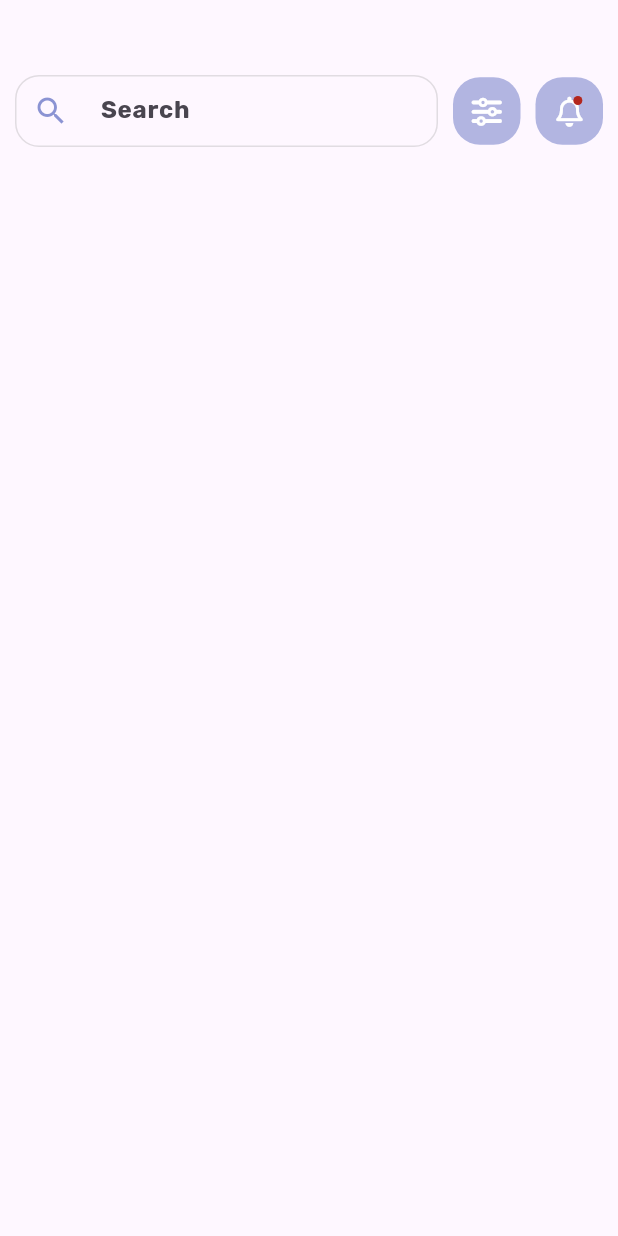
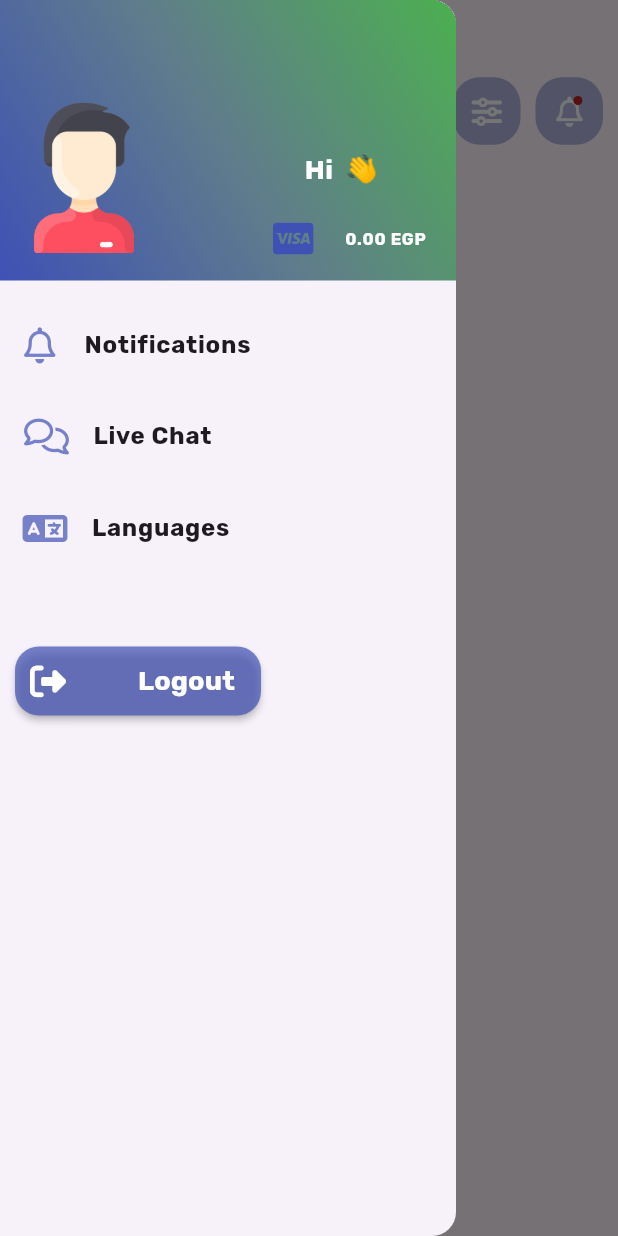
Before and after one commit to Hossam-Samin/phoenix, a Flutter app: the AlertsScreen screen opened directly, with the side drawer open (before the commit the screen has no drawer), on a phone screen of 412 x 824 dp. Run offline on Flutter 3.47's test engine with Material 3 defaults, Android fonts, the phone set to English and light mode, and no system bars; our stand-ins replace country_code_picker, flutter_bloc, flutter_spinkit, flutter_svg, font_awesome_flutter, local_auth.

Commit message:
commit to fixed ui and start design home screen

```diff
--- a/lib/screens/screens_bottom_navigation_bar/home_screen.dart
+++ b/lib/screens/screens_bottom_navigation_bar/home_screen.dart
@@ -1,5 +1,6 @@
 import 'package:flutter/material.dart';
 import 'package:font_awesome_flutter/font_awesome_flutter.dart';
+import 'package:phoenix/widgets/drawer_widget.dart';
 
 import '../../widgets/custom_textfield.dart';
 
@@ -11,9 +12,12 @@ class AlertsScreen extends StatefulWidget {
 
 class _AlertsScreenState extends State<AlertsScreen> {
   final TextEditingController searchController = TextEditingController();
+  final GlobalKey<ScaffoldState> drawerKey = GlobalKey<ScaffoldState>();
   @override
   Widget build(BuildContext context) {
     return  Scaffold(
+      key: drawerKey,
+      drawer: const DrawerWidget(),
       body: SingleChildScrollView(
         child: Column(
           children: [
@@ -44,7 +48,7 @@ class _AlertsScreenState extends State<AlertsScreen> {
                       borderRadius: BorderRadius.circular(18),
                       color: Colors.indigo.withOpacity(.4)),
                   child: IconButton(
-                    onPressed: () {},
+                    onPressed: () => drawerKey.currentState!.openDrawer(),
                     icon: const FaIcon(FontAwesomeIcons.sliders, size: 20,color: Colors.white),
                   ),
                 ),
--- a/lib/styles/all_images_app.dart
+++ b/lib/styles/all_images_app.dart
@@ -9,5 +9,5 @@ class AppImages{
   static const String google = "assets/images/google.png";
   static const String apple = "assets/images/appstore.png";
   static const String figurePrint = "assets/images/fingerprint.png";
-
+  static const String userPhoto = "assets/images/man.png";
 }
--- /dev/null
+++ b/lib/widgets/drawer_widget.dart
@@ -0,0 +1,142 @@
+import 'package:flutter/material.dart';
+import 'package:font_awesome_flutter/font_awesome_flutter.dart';
+import 'package:phoenix/styles/all_images_app.dart';
+
+
+
+class DrawerWidget extends StatefulWidget {
+  const DrawerWidget({super.key});
+  @override
+  State<DrawerWidget> createState() => _DrawerWidgetState();
+}
+
+class _DrawerWidgetState extends State<DrawerWidget> {
+  @override
+  Widget build(BuildContext context) {
+    return Drawer(
+      child: SingleChildScrollView(
+        child: Column(
+            children: [
+              Container(
+                decoration: const BoxDecoration(
+                    gradient: LinearGradient(
+                      colors: [
+                        Colors.green,
+                        Colors.blueGrey,
+                        Colors.indigo,
+                      ],
+                      begin: Alignment.topRight,
+                      end: Alignment.bottomLeft,
+                    )
+                ),
+                child: Row(
+                  children: [
+                    Expanded(
+                      child: Container(
+                        padding: const EdgeInsets.only(top: 50,right: 40),
+                        child: Image.asset(AppImages.userPhoto,height: 100,width: 100,),
+                      ),
+                    ),
+                    const Expanded(
+                        child:Column(
+                          children: [
+                             SizedBox(height: 100),
+                             Text('Hi  👋',style:  TextStyle(color: Colors.white,fontSize: 18,fontFamily: "Rubik"),),
+                             SizedBox(height: 5),
+                            ListTile(
+                              contentPadding:   EdgeInsets.only(left: 30,right: 20),
+                              leading:  FaIcon(FontAwesomeIcons.ccVisa,color: Colors.indigo,),
+                              trailing: Text('0.00 EGP',style:  TextStyle(color: Colors.white,fontFamily: "Rubik"),),
+
+                            ),
+                          ],
+                        )
+                    )
+                  ],
+                ),
+              ),
+              const SizedBox(height: 10,),
+
+              const SizedBox(height: 5,),
+              ListTile(
+                title: const Text('Notifications',style:  TextStyle(fontFamily: "Rubik"),),
+                leading: FaIcon(FontAwesomeIcons.bell,color: Colors.indigo.withOpacity(.7),),
+              ),
+              const SizedBox(height: 5,),
+              ListTile(
+                title: const Text('Live Chat',style:  TextStyle(fontFamily: "Rubik"),),
+                leading: FaIcon(FontAwesomeIcons.comments,color: Colors.indigo.withOpacity(.7),),
+              ),
+              const SizedBox(height: 5,),
+              ListTile(
+                contentPadding: const EdgeInsets.only(left: 15,right: 15),
+                title: const Text('Languages',style:   TextStyle(fontFamily: "Rubik"),),
+                leading: FaIcon(FontAwesomeIcons.language,color: Colors.indigo.withOpacity(.7),),
+                // trailing: const AppLanguages(),
+              ),
+              Padding(
+                padding: const EdgeInsets.only(top: 50,left: 10,right: 130,bottom: 20),
+                child: MaterialButton(
+                  onPressed: (){
+                    showDialog(
+                        context: context,
+                        builder: (context) => AlertDialog(
+                          insetPadding: const EdgeInsets.symmetric(vertical: 100,horizontal: 40),
+                          title:  const Text('Logout',style:  TextStyle(fontWeight: FontWeight.bold,fontFamily: "Rubik"),),
+                          content:  const Text('Are you logout ?',style:  TextStyle(fontWeight: FontWeight.normal,fontFamily: "Rubik"),),
+                          actions: <Widget>[
+                            Row(
+                              children: [
+                                Expanded(
+                                  child: ListTile(
+                                    onTap: ()async{
+                                      // final AuthTypeServices authTypeServices = AuthTypeServices();
+                                      // authTypeServices.logoutUser(context);
+                                    },
+                                    title:  const Text('Yes',
+                                        style:  TextStyle(fontSize: 16,fontFamily: "Rubik")),
+                                    shape: RoundedRectangleBorder(
+                                        borderRadius: BorderRadius.circular(12),
+                                        side: BorderSide(color: Colors.green.withOpacity(0.4))
+                                    ),
+                                    leading: const FaIcon(FontAwesomeIcons.circleCheck),
+                                  ),
+                                ),
+                                const SizedBox(width: 8.0,),
+                                Expanded(
+                                  child: ListTile(
+                                    onTap: ()=> Navigator.of(context).pop(),
+                                    title:  const Text('No',
+                                        style:  TextStyle(fontSize: 16,fontFamily: "Rubik")),
+                                    shape: RoundedRectangleBorder(
+                                    borderRadius: BorderRadius.circular(12),
+                                    side: BorderSide(color: Colors.redAccent.withOpacity(0.4))
+                                    ),
+                                    leading: const FaIcon(FontAwesomeIcons.circleXmark),
+                                  ),
+                                )
+                              ],
+                            ),
+                          ],
+                        )
+                    );
+                  },
+                  color: Colors.indigo.withOpacity(.7),
+                  padding: const EdgeInsets.symmetric(horizontal: 10,vertical: 10),
+                  shape: RoundedRectangleBorder(
+                    borderRadius: BorderRadius.circular(16),
+                  ),
+                  child:  const Row(
+                    children: [
+                       Expanded(child: FaIcon(FontAwesomeIcons.rightFromBracket,size: 24,color: Colors.white,)),
+                      Expanded(child: Text('Logout',style:  TextStyle(color: Colors.white,fontSize: 18,fontFamily: "Rubik"),)),
+                    ],
+                  ),
+                ),
+              ),
+            ]
+        ),
+      ),
+    );
+  }
+}
```
